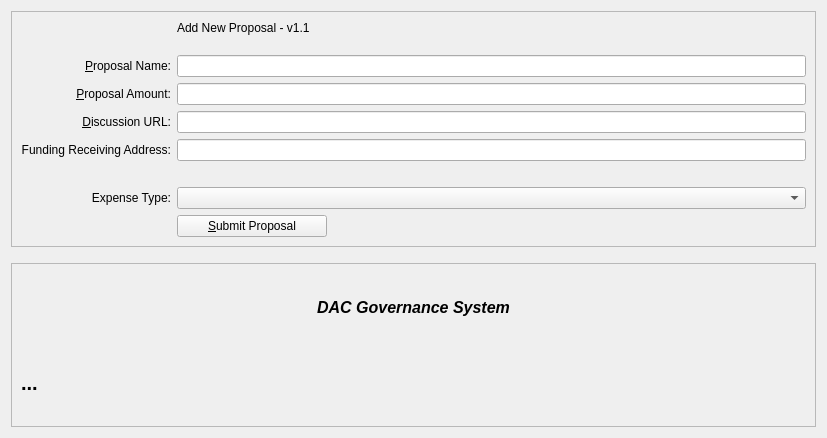
The window that src/qt/forms/proposaladddialog.ui (criptolot/biblepay) describes before a commit, drawn with Qt 5.
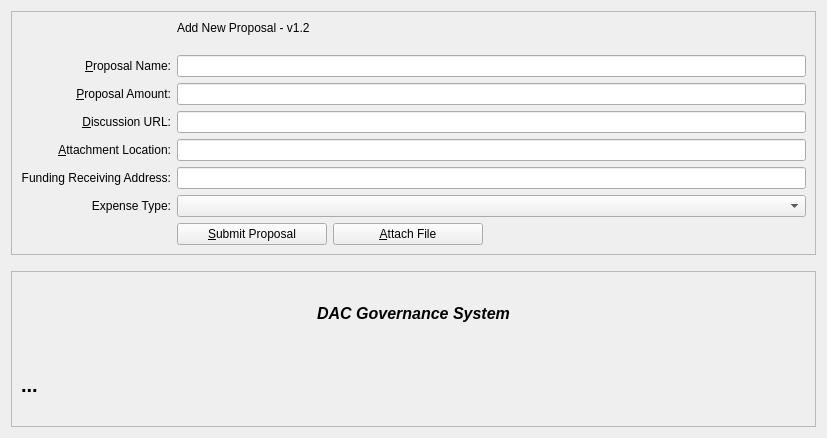
The same window after the commit.

Diff of the .ui file:
```diff
--- a/src/qt/forms/proposaladddialog.ui
+++ b/src/qt/forms/proposaladddialog.ui
@@ -84,6 +84,29 @@
           </property>
          </widget>
         </item>
+        <item row="7" column="2">
+         <widget class="QLineEdit" name="txtAttach">
+          <property name="toolTip">
+           <string>Attachment Location</string>
+          </property>
+         </widget>
+        </item>
+        <item row="7" column="0">
+         <widget class="QLabel" name="label_223">
+          <property name="toolTip">
+           <string>Attachment Location</string>
+          </property>
+          <property name="text">
+           <string>&amp;Attachment Location:</string>
+          </property>
+          <property name="alignment">
+           <set>Qt::AlignRight|Qt::AlignTrailing|Qt::AlignVCenter</set>
+          </property>
+          <property name="buddy">
+           <cstring>txtURL</cstring>
+          </property>
+         </widget>
+        </item>
         <item row="4" column="2">
          <widget class="QLineEdit" name="txtName">
           <property name="toolTip">
@@ -94,7 +117,7 @@
         <item row="2" column="2">
          <widget class="QLabel" name="label_5">
           <property name="text">
-           <string>Add New Proposal - v1.1&lt;br&gt;</string>
+           <string>Add New Proposal - v1.2&lt;br&gt;</string>
           </property>
          </widget>
         </item>
@@ -129,6 +152,19 @@
             </property>
            </widget>
           </item>
+          <item>
+           <widget class="QPushButton" name="btnAttach">
+            <property name="minimumSize">
+             <size>
+              <width>150</width>
+              <height>0</height>
+             </size>
+            </property>
+            <property name="text">
+             <string>&amp;Attach File</string>
+            </property>
+           </widget>
+          </item>
           <item>
            <spacer name="horizontalSpacer">
             <property name="orientation">
@@ -167,7 +203,7 @@
           </property>
          </widget>
         </item>
-        <item row="7" column="2">
+        <item row="8" column="2">
          <widget class="QLineEdit" name="txtAddress">
           <property name="toolTip">
            <string>Address</string>
@@ -180,7 +216,7 @@
           </property>
          </widget>
         </item>
-        <item row="7" column="0">
+        <item row="8" column="0">
          <widget class="QLabel" name="label194">
           <property name="toolTip">
            <string>Receiving Address</string>
```
Left out of the diff: 2 changed lines with no effect on the pictures.
